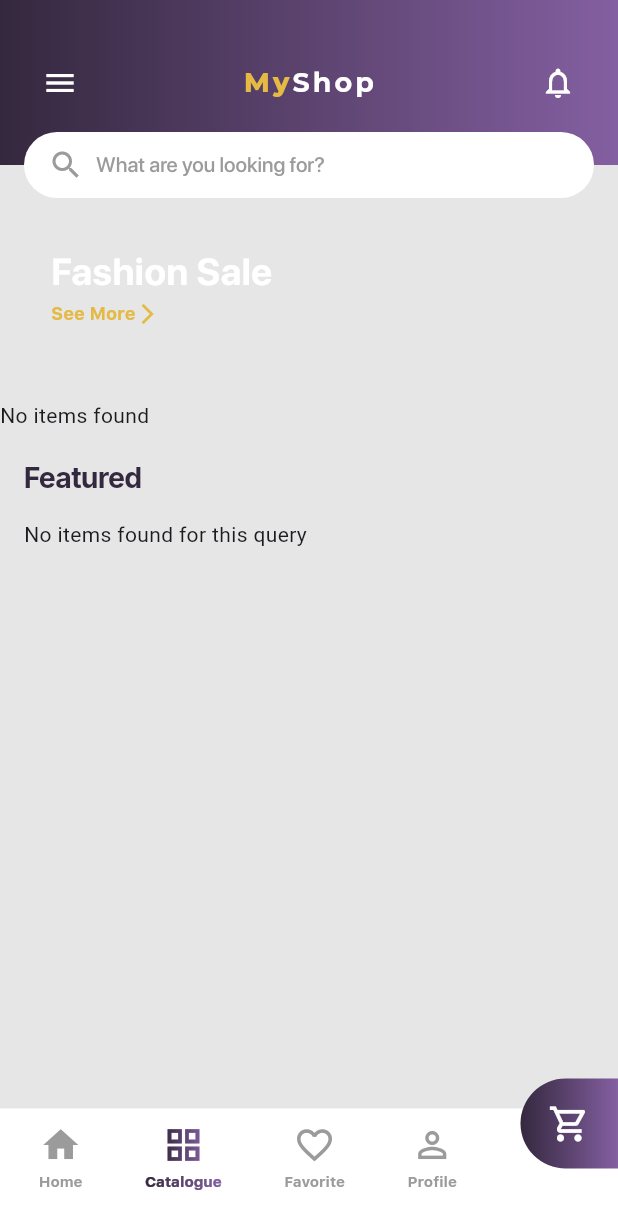
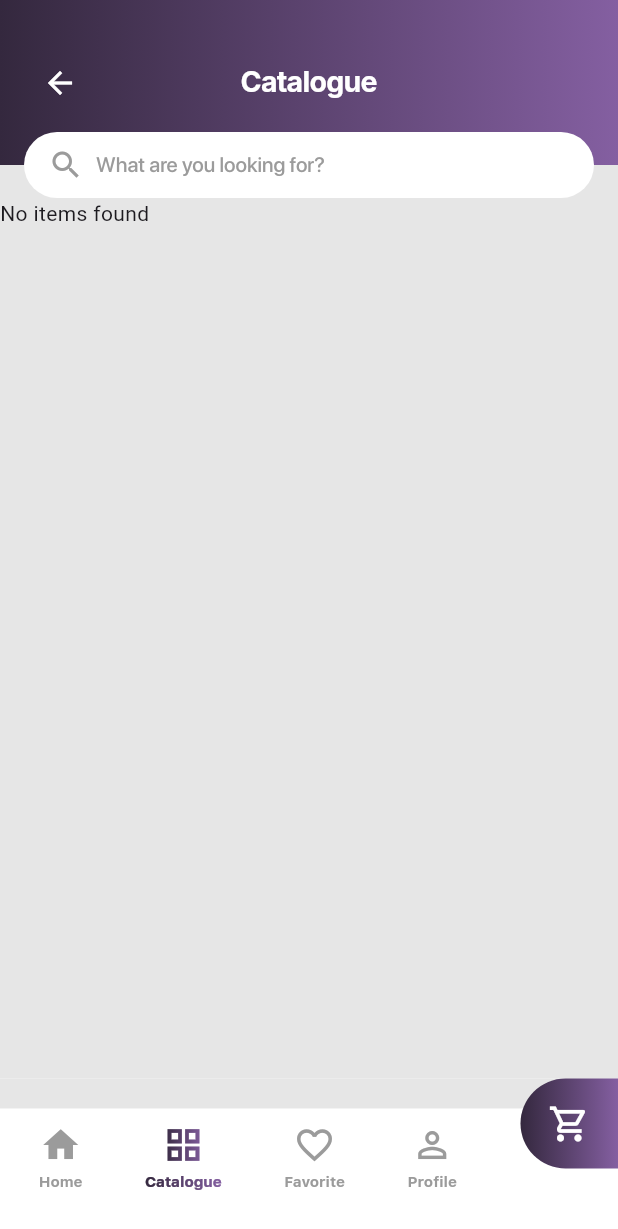
Before and after one commit to DenisGrudin1n/Ecommerce-App, a Flutter app: the screen it shows after launch, item 2 of the bottom bar chosen, on a phone screen of 412 x 824 dp. Shown: the top 1229 px of the screen. Run offline on Flutter 3.47's test engine with Material 3 defaults, Android fonts, the phone set to English and light mode, and no system bars; drawn by our look-alikes of smooth_page_indicator; our stand-ins replace auto_route, bloc, cloud_firestore, country_picker, equatable, firebase_auth and 6 more; accounts and stored records are empty; generated files the repository leaves out were written again.

Commit message:
fix: used auto route tabs for navigation instead of bloc

```diff
--- a/lib/core/widgets/bottom_navigation_bar.dart
+++ b/lib/core/widgets/bottom_navigation_bar.dart
@@ -1,3 +1,4 @@
+import 'package:auto_route/auto_route.dart';
 import 'package:ecommerce_app/core/constants/keys.dart';
 import 'package:ecommerce_app/core/l10n/l10n.dart';
 import 'package:ecommerce_app/core/theme/colors.dart';
@@ -7,7 +8,13 @@ import 'package:ecommerce_app/core/theme/text_styles.dart';
 import 'package:flutter/material.dart';
 
 class AppBottomNavigationBar extends StatefulWidget {
-  const AppBottomNavigationBar({super.key});
+  const AppBottomNavigationBar({
+    required this.selectedIndex,
+    required this.onTap,
+    super.key,
+  });
+  final int selectedIndex;
+  final ValueChanged<int> onTap;
 
   @override
   State<AppBottomNavigationBar> createState() => _AppBottomNavigationBarState();
@@ -15,17 +22,13 @@ class AppBottomNavigationBar extends StatefulWidget {
 
 class _AppBottomNavigationBarState extends State<AppBottomNavigationBar> {
   bool _isCartClosed = true;
-  int _selectedIndex = 0;
-
-  @override
-  void initState() {
-    super.initState();
-  }
 
   @override
   Widget build(BuildContext context) {
-    return SizedBox(
+    final tabsRouter = AutoTabsRouter.of(context);
+    return Container(
       height: 105,
+      color: AppColors.lightGreyColor,
       child: Stack(
         alignment: Alignment.bottomCenter,
         children: [
@@ -43,21 +46,25 @@ class _AppBottomNavigationBarState extends State<AppBottomNavigationBar> {
                       BottomNavBarKeys.home,
                       context.localization.bottomNavBarHomeText,
                       0,
+                      tabsRouter,
                     ),
                     buildIcon(
                       BottomNavBarKeys.catalogue,
                       context.localization.bottomNavBarCatalogueText,
                       1,
+                      tabsRouter,
                     ),
                     buildIcon(
                       BottomNavBarKeys.favorite,
                       context.localization.bottomNavBarFavoriteText,
                       2,
+                      tabsRouter,
                     ),
                     buildIcon(
                       BottomNavBarKeys.profile,
                       context.localization.bottomNavBarProfileText,
                       3,
+                      tabsRouter,
                     ),
                     AnimatedContainer(
                       duration: const Duration(milliseconds: 500),
@@ -83,8 +90,9 @@ class _AppBottomNavigationBarState extends State<AppBottomNavigationBar> {
     String iconKey,
     String label,
     int index,
+    TabsRouter tabsRouter,
   ) {
-    final isSelected = _selectedIndex == index;
+    final isSelected = widget.selectedIndex == index;
     final iconWidget = isSelected
         ? getActiveBottomNavBarIcon(iconKey)
         : getInactiveBottomNavBarIcon(iconKey);
@@ -103,7 +111,7 @@ class _AppBottomNavigationBarState extends State<AppBottomNavigationBar> {
     return GestureDetector(
       onTap: () {
         setState(() {
-          _selectedIndex = index;
+          widget.onTap(index);
         });
       },
       child: Column(
--- a/lib/src/app/router/router.dart
+++ b/lib/src/app/router/router.dart
@@ -4,6 +4,7 @@ import 'package:ecommerce_app/src/features/home/presentation/pages/favorite_page
 import 'package:ecommerce_app/src/features/home/presentation/pages/filter_page/filter_page.dart';
 import 'package:ecommerce_app/src/features/home/presentation/pages/home_page/home_page.dart';
 import 'package:ecommerce_app/src/features/home/presentation/pages/items_page/items_page.dart';
+import 'package:ecommerce_app/src/features/home/presentation/pages/main_tabs_page.dart';
 import 'package:ecommerce_app/src/features/home/presentation/pages/profile_page/profile_page.dart';
 import 'package:ecommerce_app/src/features/login/presentation/pages/enter_phone_page/enter_phone_page.dart';
 import 'package:ecommerce_app/src/features/login/presentation/pages/get_started_page/get_started_page.dart';
@@ -28,6 +29,18 @@ class AppRouter extends RootStackRouter {
           page: VerificationRoute.page,
         ),
         AutoRoute(
+          page: MainTabsRoute.page,
+          initial: true,
+          children: [
+            AutoRoute(
+              page: HomeRoute.page,
+            ),
+            AutoRoute(page: CatalogueRoute.page),
+            AutoRoute(page: FavoriteRoute.page),
+            AutoRoute(page: ProfileRoute.page),
+          ],
+        ),
+        /*    AutoRoute(
           page: HomeRoute.page,
           initial: true,
         ),
@@ -35,17 +48,17 @@ class AppRouter extends RootStackRouter {
           page: CatalogueRoute.page,
           //initial: true,
         ),
+         AutoRoute(
+          page: FavoriteRoute.page,
+        ),
+        AutoRoute(
+          page: ProfileRoute.page,
+        ), */
         AutoRoute(
           page: ItemsRoute.page,
         ),
         AutoRoute(
           page: FilterRoute.page,
         ),
-        AutoRoute(
-          page: FavoriteRoute.page,
-        ),
-        AutoRoute(
-          page: ProfileRoute.page,
-        ),
       ];
 }
--- a/lib/src/features/home/presentation/pages/catalogue_page/catalogue_page.dart
+++ b/lib/src/features/home/presentation/pages/catalogue_page/catalogue_page.dart
@@ -1,6 +1,5 @@
 import 'package:auto_route/auto_route.dart';
 import 'package:ecommerce_app/core/theme/colors.dart';
-import 'package:ecommerce_app/core/widgets/bottom_navigation_bar.dart';
 import 'package:ecommerce_app/src/features/home/presentation/pages/catalogue_page/bloc/catalogue_bloc.dart';
 import 'package:ecommerce_app/src/features/home/presentation/pages/catalogue_page/widgets/catalogue_appbar.dart';
 import 'package:ecommerce_app/src/features/home/presentation/pages/catalogue_page/widgets/catalogue_list.dart';
@@ -38,7 +37,6 @@ class CataloguePage extends StatelessWidget {
             CatalogueList(),
           ],
         ),
-        bottomNavigationBar: const AppBottomNavigationBar(),
       ),
     );
   }
--- a/lib/src/features/home/presentation/pages/home_page/home_page.dart
+++ b/lib/src/features/home/presentation/pages/home_page/home_page.dart
@@ -2,7 +2,6 @@ import 'package:auto_route/auto_route.dart';
 import 'package:ecommerce_app/core/l10n/l10n.dart';
 import 'package:ecommerce_app/core/theme/colors.dart';
 import 'package:ecommerce_app/core/theme/text_styles.dart';
-import 'package:ecommerce_app/core/widgets/bottom_navigation_bar.dart';
 import 'package:ecommerce_app/src/features/home/presentation/pages/home_page/bloc/home_bloc.dart';
 import 'package:ecommerce_app/src/features/home/presentation/pages/home_page/widgets/catalogue_section.dart';
 import 'package:ecommerce_app/src/features/home/presentation/pages/home_page/widgets/fashion_sale_section.dart';
@@ -74,7 +73,6 @@ class HomePage extends StatelessWidget {
             ),
           ],
         ),
-        bottomNavigationBar: const AppBottomNavigationBar(),
       ),
     );
   }
--- /dev/null
+++ b/lib/src/features/home/presentation/pages/main_tabs_page.dart
@@ -0,0 +1,27 @@
+import 'package:auto_route/auto_route.dart';
+import 'package:ecommerce_app/core/widgets/bottom_navigation_bar.dart';
+import 'package:ecommerce_app/src/app/router/router.dart';
+import 'package:flutter/material.dart';
+
+@RoutePage()
+class MainTabsPage extends StatelessWidget {
+  const MainTabsPage({super.key});
+
+  @override
+  Widget build(BuildContext context) {
+    return AutoTabsScaffold(
+      routes: const [
+        HomeRoute(),
+        CatalogueRoute(),
+        FavoriteRoute(),
+        ProfileRoute(),
+      ],
+      bottomNavigationBuilder: (_, tabsRouter) {
+        return AppBottomNavigationBar(
+          selectedIndex: tabsRouter.activeIndex,
+          onTap: (index) => tabsRouter.setActiveIndex(index),
+        );
+      },
+    );
+  }
+}
```
Also changed, not shown: lib/src/app/router/router.gr.dart.
